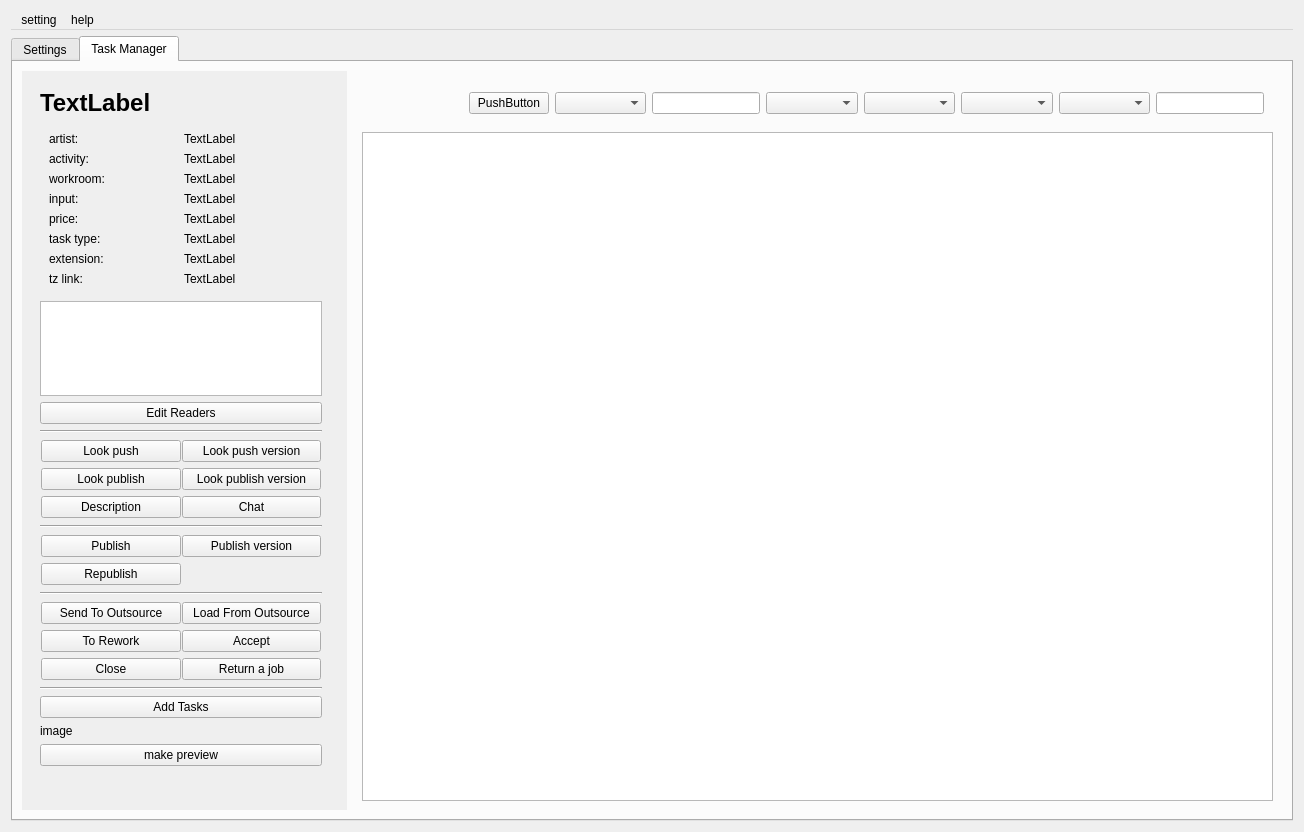
volodya-renderberg/lineyka, file ui/lineyka_manager.ui: the form before one commit.
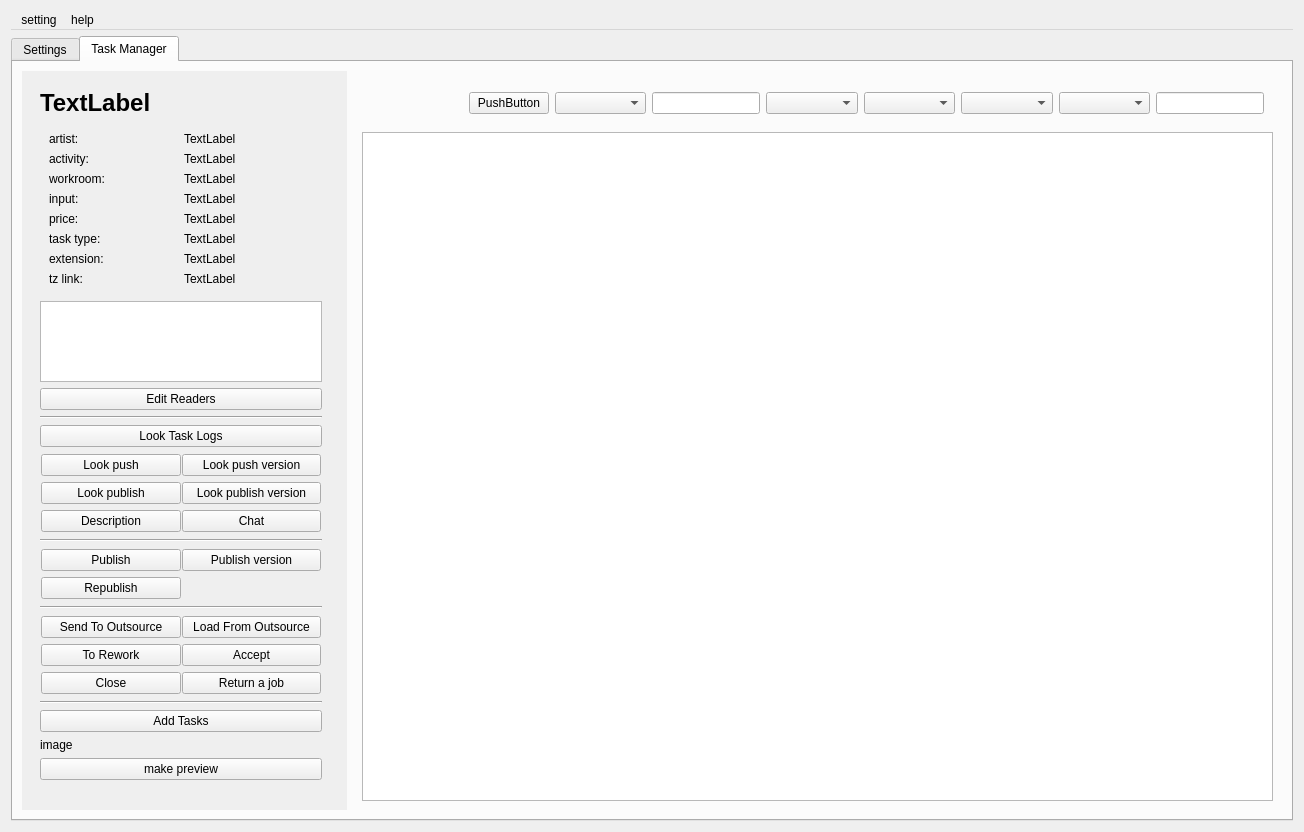
The form after the commit.

Commit message: manager - added look_task_logs button

```diff
--- a/ui/lineyka_manager.ui
+++ b/ui/lineyka_manager.ui
@@ -621,6 +621,19 @@
                 </property>
                </widget>
               </item>
+              <item>
+               <widget class="QPushButton" name="look_task_logs">
+                <property name="minimumSize">
+                 <size>
+                  <width>0</width>
+                  <height>0</height>
+                 </size>
+                </property>
+                <property name="text">
+                 <string>Look Task Logs</string>
+                </property>
+               </widget>
+              </item>
               <item>
                <widget class="QFrame" name="look_frame">
                 <property name="frameShape">
```
